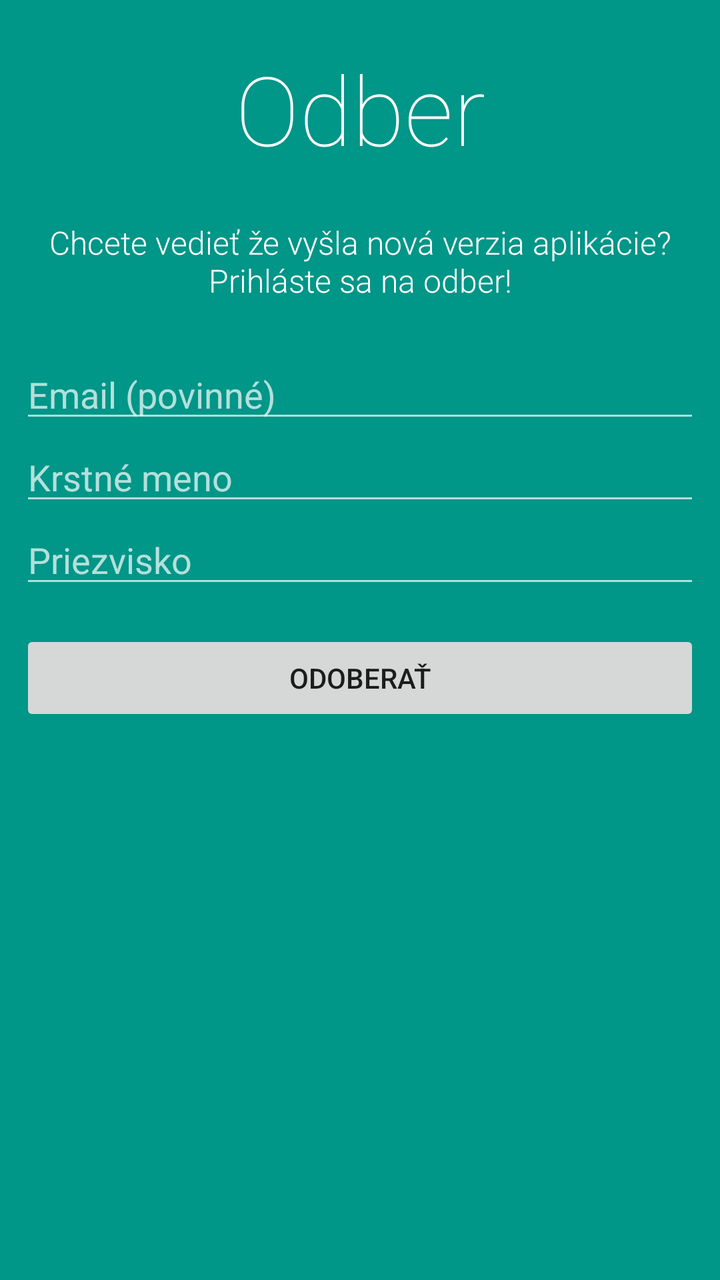
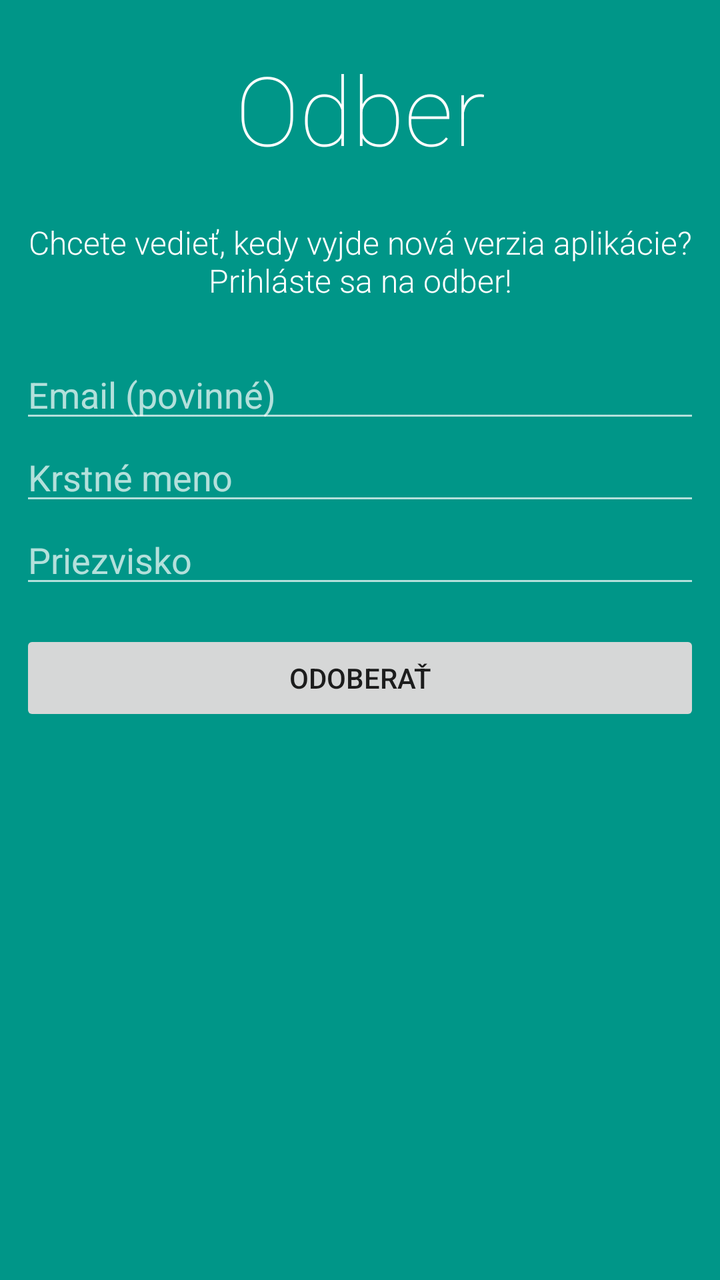

Before-and-after screenshots of an Android layout around one commit, followed by the original layout XML and the change that was made.
<!-- AndroidManifest.xml: application theme MyTheme.Light -->
<!-- res/layout/slide_subscribe.xml -->
<?xml version="1.0" encoding="utf-8"?>
<LinearLayout xmlns:android="http://schemas.android.com/apk/res/android"
              android:layout_width="match_parent"
              android:layout_height="match_parent"
              android:background="#009688"
              android:orientation="vertical"
              android:paddingBottom="@dimen/activity_vertical_margin"
              android:paddingLeft="@dimen/activity_horizontal_margin"
              android:paddingRight="@dimen/activity_horizontal_margin"
              android:paddingTop="@dimen/activity_vertical_margin"
              android:theme="@style/IntroSlide">

    <TextView
        android:layout_width="match_parent"
        android:layout_height="wrap_content"
        android:layout_marginBottom="24dp"
        android:layout_marginTop="12dp"
        android:fontFamily="sans-serif-thin"
        android:gravity="center_horizontal"
        android:text="@string/intro_subscribe_title"
        android:textSize="48sp"/>

    <TextView
        android:layout_width="wrap_content"
        android:layout_height="wrap_content"
        android:layout_gravity="center_horizontal"
        android:layout_marginBottom="24dp"
        android:fontFamily="sans-serif-light"
        android:gravity="center_horizontal"
        android:text="@string/intro_subscribe_subtitle"
        android:textSize="16sp"/>

    <EditText
        android:id="@+id/email"
        android:layout_width="match_parent"
        android:layout_height="wrap_content"
        android:hint="@string/hint_email"
        android:inputType="textEmailAddress"
        android:theme="@style/MyTheme.Dark"/>

    <EditText
        android:id="@+id/first_name"
        android:layout_width="match_parent"
        android:layout_height="wrap_content"
        android:hint="@string/hint_first_name"
        android:inputType="textPersonName|textCapWords"
        android:theme="@style/MyTheme.Dark"/>

    <EditText
        android:id="@+id/last_name"
        android:layout_width="match_parent"
        android:layout_height="wrap_content"
        android:hint="@string/hint_last_name"
        android:inputType="textPersonName|textCapWords"
        android:theme="@style/MyTheme.Dark"/>

    <Button
        android:id="@+id/subscribe"
        android:layout_width="match_parent"
        android:layout_height="wrap_content"
        android:layout_gravity="end"
        android:layout_marginTop="16dp"
        android:enabled="false"
        android:text="@string/intro_subscribe_subscribe"
        android:textColor="?attr/colorText"/>

    <TextView
        android:id="@+id/connectivity_error"
        android:layout_width="match_parent"
        android:layout_height="wrap_content"
        android:gravity="center_horizontal"
        android:text="@string/error_connect_to_the_internet"
        android:textColor="#D32F2F"
        android:visibility="gone"/>

</LinearLayout>
<!-- resources referenced by this layout -->
<resources>
  <dimen name="activity_horizontal_margin">4dp</dimen>
  <dimen name="activity_vertical_margin">4dp</dimen>
  <string name="error_connect_to_the_internet">Pripojte sa k internetu.</string>
  <string name="hint_email">Email (povinné)</string>
  <string name="hint_first_name">Krstné meno</string>
  <string name="hint_last_name">Priezvisko</string>
  <string name="intro_subscribe_subscribe">Odoberať</string>
  <string name="intro_subscribe_subtitle">Chcete vedieť že vyšla nová verzia aplikácie?\nPrihláste sa na odber!</string>
  <string name="intro_subscribe_title">Odber</string>
  <style name="IntroSlide">
          <item name="android:textColor">@android:color/white</item>
      </style>
  <style name="MyTheme.Dark" parent="@style/Theme.AppCompat.NoActionBar">
          <item name="colorSecondary">@color/colorSecondary_dark</item>
          <item name="colorSecondaryDark">@color/colorSecondaryDark_dark</item>
          <item name="colorTextTitle">@color/colorTextTitle_dark</item>
          
          <item name="colorFlatButtons">@color/colorFlatButtons_dark</item>
          <item name="colorFloatingActionButton">@color/colorFloatingActionButton_dark</item>
          <item name="colorTabIndicator">@color/colorTabIndicator</item>
          <item name="colorCardBackground">@color/colorCardBackground_dark</item>
          <item name="colorNavigationDrawerBackground">@color/colorNavigationDrawerBackground_dark
          </item>
  
          
          <item name="colorText">#ffffff</item>
          <item name="colorSecondaryText">#b2ffffff</item>
          <item name="colorIcons">#b2ffffff</item>
          <item name="colorDisabled">#4cffffff</item>
          <item name="colorHintText">#4cffffff</item>
          <item name="colorDividers">#1effffff</item>
      </style>
  <color name="colorSecondary_dark" type="color">@color/deep_teal_700</color>
  <color name="colorSecondaryDark_dark" type="color">@color/deep_teal_900</color>
  <color name="colorTextTitle_dark" type="color">#FFEE58</color>
  <color name="colorFlatButtons_dark" type="color">@color/pink_A200</color>
  <color name="colorFloatingActionButton_dark" type="color">@color/amber_A700</color>
  <color name="colorTabIndicator" type="color">@color/amber_A700</color>
  <color name="colorCardBackground_dark" type="color">@color/grey_800</color>
  <color name="colorNavigationDrawerBackground_dark" type="color">#303030</color>
  <color name="colorPrimary" type="color">#4285F4</color>
  <color name="colorPrimaryDark" type="color">#3367D6</color>
  <color name="colorSecondary" type="color">@color/deep_teal_300</color>
  <color name="colorSecondaryDark" type="color">@color/deep_teal_500</color>
  <color name="colorTextTitle" type="color">#FFEE58</color>
  <color name="colorFlatButtons" type="color">@color/pink_A200</color>
  <color name="colorFloatingActionButton" type="color">@color/amber_A700</color>
  <color name="colorCardBackground" type="color">#FFF</color>
  <color name="colorNavigationDrawerBackground" type="color">#FAFAFA</color>
  <color name="deep_teal_700" type="color">#00796B</color>
  <color name="deep_teal_900" type="color">#004D40</color>
  <color name="pink_A200" type="color">#FF4081</color>
  <color name="amber_A700" type="color">#FFAB00</color>
  <color name="grey_800" type="color">#424242</color>
  <color name="deep_teal_300" type="color">#4DB6AC</color>
  <color name="deep_teal_500" type="color">#009688</color>
  <!-- unchanged entries left out for length: 1 -->
</resources>

<!-- the commit's change to res/layout/slide_subscribe.xml (unified diff, before → after) -->
@@ -20,57 +20,71 @@
         android:text="@string/intro_subscribe_title"
         android:textSize="48sp"/>
 
-    <TextView
-        android:layout_width="wrap_content"
-        android:layout_height="wrap_content"
-        android:layout_gravity="center_horizontal"
-        android:layout_marginBottom="24dp"
-        android:fontFamily="sans-serif-light"
-        android:gravity="center_horizontal"
-        android:text="@string/intro_subscribe_subtitle"
-        android:textSize="16sp"/>
+    <ScrollView
+        android:layout_width="match_parent"
+        android:layout_height="match_parent">
 
-    <EditText
-        android:id="@+id/email"
-        android:layout_width="match_parent"
-        android:layout_height="wrap_content"
-        android:hint="@string/hint_email"
-        android:inputType="textEmailAddress"
-        android:theme="@style/MyTheme.Dark"/>
+        <LinearLayout
+            android:layout_width="match_parent"
+            android:layout_height="wrap_content"
+            android:orientation="vertical">
 
-    <EditText
-        android:id="@+id/first_name"
-        android:layout_width="match_parent"
-        android:layout_height="wrap_content"
-        android:hint="@string/hint_first_name"
-        android:inputType="textPersonName|textCapWords"
-        android:theme="@style/MyTheme.Dark"/>
+            <TextView
+                android:layout_width="wrap_content"
+                android:layout_height="wrap_content"
+                android:layout_gravity="center_horizontal"
+                android:layout_marginBottom="24dp"
+                android:fontFamily="sans-serif-light"
+                android:gravity="center_horizontal"
+                android:text="@string/intro_subscribe_subtitle"
+                android:textSize="16sp"/>
 
-    <EditText
-        android:id="@+id/last_name"
-        android:layout_width="match_parent"
-        android:layout_height="wrap_content"
-        android:hint="@string/hint_last_name"
-        android:inputType="textPersonName|textCapWords"
-        android:theme="@style/MyTheme.Dark"/>
+            <EditText
+                android:id="@+id/email"
+                android:layout_width="match_parent"
+                android:layout_height="wrap_content"
+                android:hint="@string/hint_email"
+                android:inputType="textEmailAddress"
+                android:theme="@style/MyTheme.Dark"/>
 
-    <Button
-        android:id="@+id/subscribe"
-        android:layout_width="match_parent"
-        android:layout_height="wrap_content"
-        android:layout_gravity="end"
-        android:layout_marginTop="16dp"
-        android:enabled="false"
-        android:text="@string/intro_subscribe_subscribe"
-        android:textColor="?attr/colorText"/>
+            <EditText
+                android:id="@+id/first_name"
+                android:layout_width="match_parent"
+                android:layout_height="wrap_content"
+                android:hint="@string/hint_first_name"
+                android:inputType="textPersonName|textCapWords"
+                android:theme="@style/MyTheme.Dark"/>
 
-    <TextView
-        android:id="@+id/connectivity_error"
-        android:layout_width="match_parent"
-        android:layout_height="wrap_content"
-        android:gravity="center_horizontal"
-        android:text="@string/error_connect_to_the_internet"
-        android:textColor="#D32F2F"
-        android:visibility="gone"/>
+            <EditText
+                android:id="@+id/last_name"
+                android:layout_width="match_parent"
+                android:layout_height="wrap_content"
+                android:hint="@string/hint_last_name"
+                android:inputType="textPersonName|textCapWords"
+                android:theme="@style/MyTheme.Dark"/>
+
+            <Button
+                android:id="@+id/subscribe"
+                android:layout_width="match_parent"
+                android:layout_height="wrap_content"
+                android:layout_gravity="end"
+                android:layout_marginTop="16dp"
+                android:enabled="false"
+                android:text="@string/intro_subscribe_subscribe"
+                android:textColor="?attr/colorText"/>
+
+            <TextView
+                android:id="@+id/connectivity_error"
+                android:layout_width="match_parent"
+                android:layout_height="wrap_content"
+                android:gravity="center_horizontal"
+                android:text="@string/error_connect_to_the_internet"
+                android:textColor="#FFFF00"
+                android:textSize="16sp"
+                android:visibility="gone"/>
+
+        </LinearLayout>
+
+    </ScrollView>
 
 </LinearLayout>
<!-- resource entries referenced after the edit -->
@@ -7,7 +7,7 @@
   <string name="hint_first_name">Krstné meno</string>
   <string name="hint_last_name">Priezvisko</string>
   <string name="intro_subscribe_subscribe">Odoberať</string>
-  <string name="intro_subscribe_subtitle">Chcete vedieť že vyšla nová verzia aplikácie?\nPrihláste sa na odber!</string>
+  <string name="intro_subscribe_subtitle">Chcete vedieť, kedy vyjde nová verzia aplikácie?\nPrihláste sa na odber!</string>
   <string name="intro_subscribe_title">Odber</string>
   <style name="IntroSlide">
           <item name="android:textColor">@android:color/white</item>
